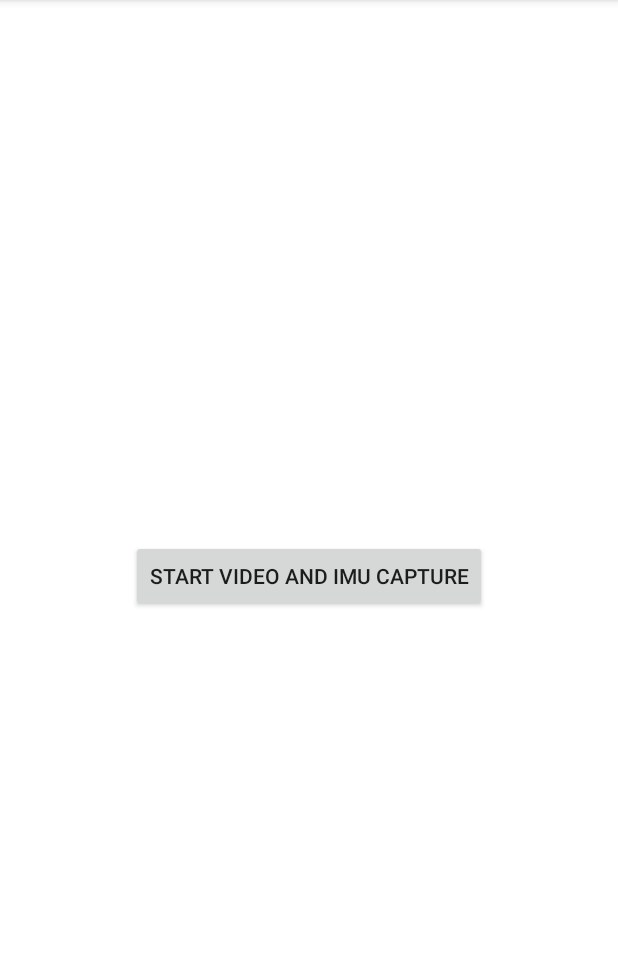
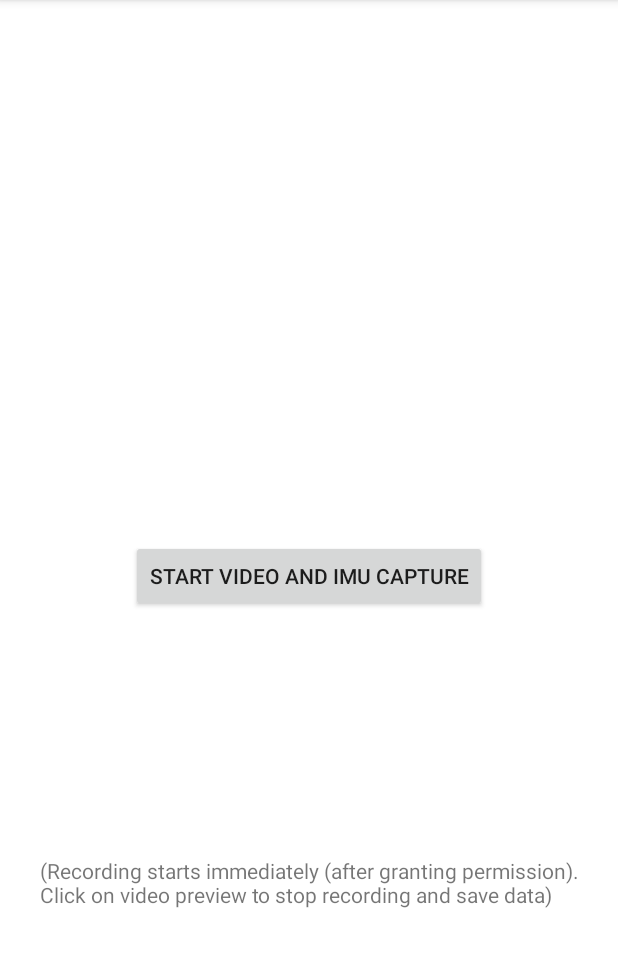
Before and after one commit to jamesjin0516/IMU_Integration, an Android app: the screen it shows after launch (MainActivity), after a tap on "START VIDEO AND IMU CAPTURE", on a phone screen of 412 x 824 dp, the part 84-1051 px from its top. Run offline under Robolectric (Android 15) with nearby library versions, the phone set to English and light mode, and no system bars; libraries missing offline, so code that uses them is left out: androidx.camera.video; 1 statement that could not run was skipped.

Commit message:
Synchronized recording with IMU data collection and saved to text file

```diff
--- a/Video_IMU_Recorder/app/build.gradle
+++ b/Video_IMU_Recorder/app/build.gradle
@@ -23,8 +23,8 @@ android {
         }
     }
     compileOptions {
-        sourceCompatibility JavaVersion.VERSION_1_8
-        targetCompatibility JavaVersion.VERSION_1_8
+        sourceCompatibility JavaVersion.VERSION_11
+        targetCompatibility JavaVersion.VERSION_11
     }
 }
 
--- a/Video_IMU_Recorder/app/src/main/java/com/example/video_imu_recorder/MainActivity.java
+++ b/Video_IMU_Recorder/app/src/main/java/com/example/video_imu_recorder/MainActivity.java
@@ -1,11 +1,9 @@
 package com.example.video_imu_recorder;
 
+import android.content.BroadcastReceiver;
 import android.content.Context;
 import android.content.Intent;
-import android.hardware.Sensor;
-import android.hardware.SensorEvent;
-import android.hardware.SensorEventListener;
-import android.hardware.SensorManager;
+import android.content.IntentFilter;
 import android.hardware.camera2.CameraAccessException;
 import android.hardware.camera2.CameraCharacteristics;
 import android.hardware.camera2.CameraManager;
@@ -15,14 +13,22 @@ import android.util.Log;
 
 import androidx.appcompat.app.AppCompatActivity;
 import androidx.appcompat.widget.AppCompatButton;
+import androidx.camera.video.VideoRecordEvent;
+import androidx.core.content.ContextCompat;
 
 import java.util.Arrays;
 
-public class MainActivity extends AppCompatActivity implements SensorEventListener {
+public class MainActivity extends AppCompatActivity {
 
     private static final String VID = "Video logistics";
-    private SensorManager sensor_manager;
-    private Sensor linear_accelerometer, gyroscope;
+    private RecordStatusReceiver record_status_receiver;
+
+    public class RecordStatusReceiver extends BroadcastReceiver {
+        @Override
+        public void onReceive(Context context, Intent intent) {
+            // TODO: use the received broadcasts of video recording start & end to increment the video & IMU data file name
+        }
+    }
 
     @Override
     protected void onCreate(Bundle savedInstanceState) {
@@ -30,22 +36,22 @@ public class MainActivity extends AppCompatActivity implements SensorEventListen
         CameraManager camera_manager = (CameraManager) getSystemService(Context.CAMERA_SERVICE);
         setContentView(R.layout.activity_main);
 
-        sensor_manager = (SensorManager) getSystemService(Context.SENSOR_SERVICE);
-        linear_accelerometer = sensor_manager.getDefaultSensor(Sensor.TYPE_LINEAR_ACCELERATION);
-        gyroscope = sensor_manager.getDefaultSensor(Sensor.TYPE_GYROSCOPE);
-
         // Prepare for launching video capturing activity
         AppCompatButton record_start = findViewById(R.id.record_start);
         record_start.setOnClickListener(view -> {
+            record_status_receiver = new RecordStatusReceiver();
+            IntentFilter filter = new IntentFilter(getPackageName() + "." + VideoRecordEvent.Start.class);
+            ContextCompat.registerReceiver(this, record_status_receiver, filter, ContextCompat.RECEIVER_NOT_EXPORTED);
+
             Intent record_data = new Intent(this, VideoRecord.class);
             // Locate back-facing camera
-            // TODO: instead of checking if device has back camera, formulate a new video file name and send to VideoCapture
+            // TODO: instead of checking if device has back camera, formulate a new video and IMU data file name and send to VideoCapture
             try {
                 String[] camera_IDs = camera_manager.getCameraIdList();
                 Log.d(VID, "Camera-IDs: " + Arrays.toString(camera_IDs));
                 for (String camera_id : camera_IDs) {
                     if (camera_manager.getCameraCharacteristics(camera_id).get(CameraCharacteristics.LENS_FACING) == CameraMetadata.LENS_FACING_BACK) {
-                        Log.d(VID, "Found back-facing camera with id " + camera_id);
+                        Log.i(VID, "Found back-facing camera with id " + camera_id);
                         record_data.putExtra("back_camera_id", camera_id);
                         break;
                     }
@@ -57,29 +63,12 @@ public class MainActivity extends AppCompatActivity implements SensorEventListen
                 throw new UnsupportedOperationException("The device does not have a usable back camera for video recording.");
             }
             startActivity(record_data);
-            // TODO: precisely synchronize IMU measurement with video capture start & stop
-            sensor_manager.registerListener(this, linear_accelerometer, SensorManager.SENSOR_DELAY_NORMAL);
-            sensor_manager.registerListener(this, gyroscope, SensorManager.SENSOR_DELAY_NORMAL);
         });
     }
 
     @Override
     protected void onStart() {
         super.onStart();
-        sensor_manager.unregisterListener(this);
-    }
-
-    @Override
-    public void onSensorChanged(SensorEvent event) {
-        if (event.sensor.getType() == linear_accelerometer.getType()) {
-            Log.d("Accelerometer", "data: " + Arrays.toString(event.values));
-        } else if (event.sensor.getType() == gyroscope.getType()) {
-            Log.d("Gyroscope", "data: " + Arrays.toString(event.values));
-        }
-    }
-
-    @Override
-    public void onAccuracyChanged(Sensor sensor, int accuracy) {
-        Log.d("Sensor accuracy", sensor.getName() + " accuracy changed to " + accuracy);
+        if (record_status_receiver != null) unregisterReceiver(record_status_receiver);
     }
 }
--- a/Video_IMU_Recorder/app/src/main/res/layout/activity_main.xml
+++ b/Video_IMU_Recorder/app/src/main/res/layout/activity_main.xml
@@ -17,4 +17,13 @@
         app:layout_constraintStart_toStartOf="parent"
         app:layout_constraintTop_toTopOf="parent" />
 
+    <TextView
+        android:layout_width="wrap_content"
+        android:layout_height="wrap_content"
+        android:text="@string/record_hint"
+        app:layout_constraintTop_toBottomOf="@id/record_start"
+        app:layout_constraintBottom_toBottomOf="parent"
+        app:layout_constraintEnd_toEndOf="parent"
+        app:layout_constraintStart_toStartOf="parent" />
+
 </androidx.constraintlayout.widget.ConstraintLayout>
--- a/Video_IMU_Recorder/app/src/main/res/values/strings.xml
+++ b/Video_IMU_Recorder/app/src/main/res/values/strings.xml
@@ -1,4 +1,5 @@
 <resources>
     <string name="app_name">Video_IMU_Recorder</string>
     <string name="record_prompt">Start video and IMU capture</string>
+    <string name="record_hint">(Recording starts immediately (after granting permission).\nClick on video preview to stop recording and save data)</string>
 </resources>
```
Also changed, not shown: Video_IMU_Recorder/app/src/main/java/com/example/video_imu_recorder/VideoRecord.java (+121 -9 lines), Video_IMU_Recorder/app/src/main/res/layout/activity_record.xml (renamed from Video_IMU_Recorder/app/src/main/res/layout/activity_camera.xml), Video_IMU_Recorder/gradle/wrapper/gradle-wrapper.properties, 2 other files.
